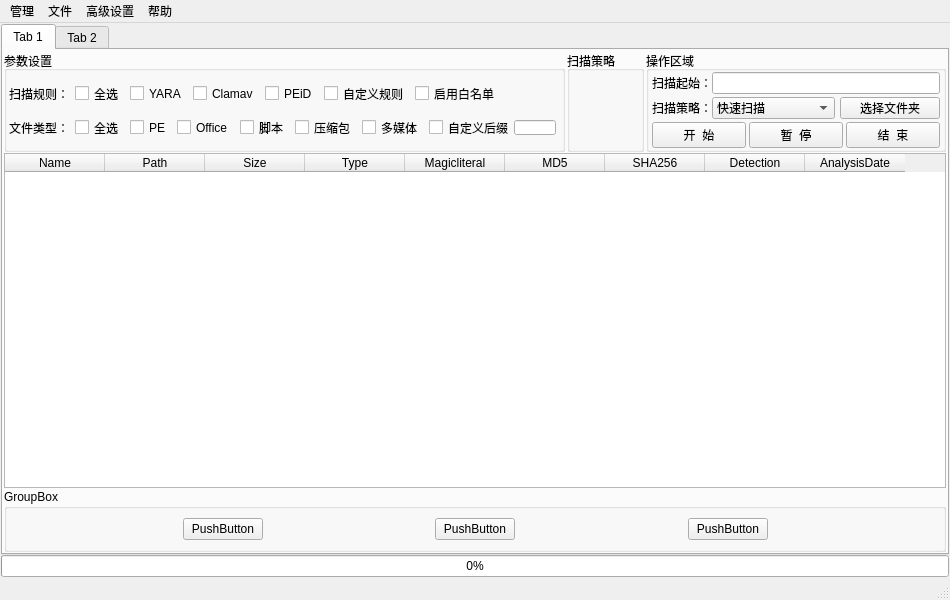
The window that uissma/MS_MainWindow.ui (zengrx/S.M.A.R.T) describes before a commit, drawn with Qt 5.
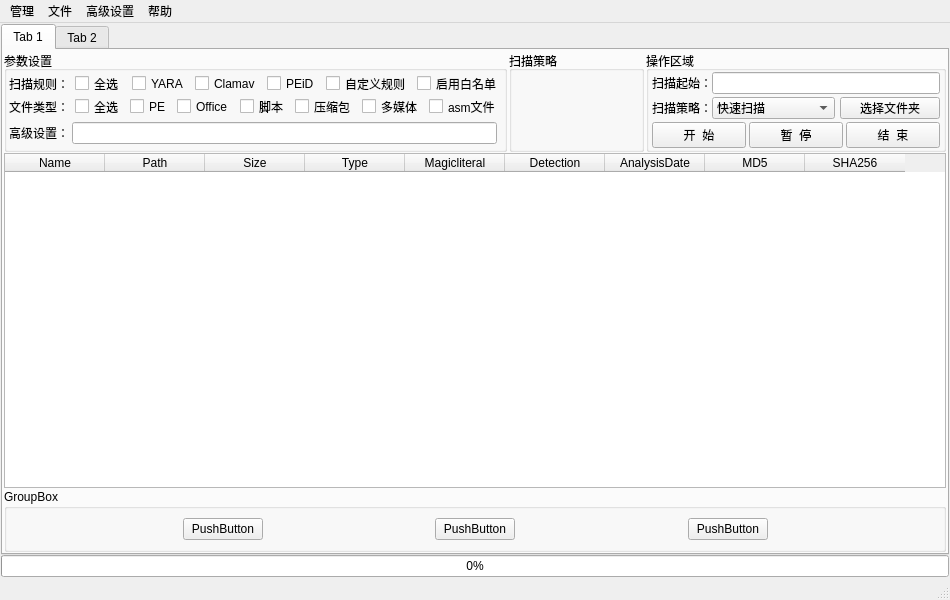
The same window after the commit.

Patch:
```diff
--- a/uissma/MS_MainWindow.ui
+++ b/uissma/MS_MainWindow.ui
@@ -199,19 +199,6 @@
                      </property>
                     </widget>
                    </item>
-                   <item>
-                    <spacer name="horizontalSpacer_3">
-                     <property name="orientation">
-                      <enum>Qt::Horizontal</enum>
-                     </property>
-                     <property name="sizeHint" stdset="0">
-                      <size>
-                       <width>40</width>
-                       <height>20</height>
-                      </size>
-                     </property>
-                    </spacer>
-                   </item>
                   </layout>
                  </item>
                  <item>
@@ -323,14 +310,6 @@
                     </widget>
                    </item>
                    <item>
-                    <layout class="QHBoxLayout" name="horizontalLayout_8">
-                     <property name="spacing">
-                      <number>0</number>
-                     </property>
-                     <property name="rightMargin">
-                      <number>3</number>
-                     </property>
-                     <item>
                       <widget class="QCheckBox" name="checkBox_5">
                        <property name="maximumSize">
                         <size>
@@ -339,27 +318,41 @@
                         </size>
                        </property>
                        <property name="text">
-                        <string>自定义后缀：</string>
+                      <string>asm文件</string>
                        </property>
                       </widget>
                      </item>
+                  </layout>
+                 </item>
                      <item>
-                      <widget class="QLineEdit" name="lineEdit_2">
-                       <property name="sizePolicy">
-                        <sizepolicy hsizetype="Preferred" vsizetype="Fixed">
-                         <horstretch>0</horstretch>
-                         <verstretch>0</verstretch>
-                        </sizepolicy>
-                       </property>
+                  <layout class="QHBoxLayout" name="horizontalLayout">
+                   <property name="leftMargin">
+                    <number>1</number>
+                   </property>
+                   <property name="topMargin">
+                    <number>1</number>
+                   </property>
+                   <property name="rightMargin">
+                    <number>6</number>
+                   </property>
+                   <property name="bottomMargin">
+                    <number>1</number>
+                   </property>
+                   <item>
+                    <widget class="QLabel" name="label_5">
                        <property name="maximumSize">
                         <size>
-                         <width>50</width>
+                       <width>70</width>
                          <height>15</height>
                         </size>
                        </property>
-                      </widget>
-                     </item>
-                    </layout>
+                     <property name="text">
+                      <string>高级设置：</string>
+                     </property>
+                    </widget>
+                   </item>
+                   <item>
+                    <widget class="QLineEdit" name="lineEdit_2"/>
                    </item>
                   </layout>
                  </item>
@@ -569,6 +562,12 @@
                 <height>280</height>
                </size>
               </property>
+              <property name="editTriggers">
+               <set>QAbstractItemView::NoEditTriggers</set>
+              </property>
+              <property name="showGrid">
+               <bool>false</bool>
+              </property>
               <property name="rowCount">
                <number>0</number>
               </property>
@@ -600,16 +599,6 @@
                 <string>Magicliteral</string>
                </property>
               </column>
-              <column>
-               <property name="text">
-                <string>MD5</string>
-               </property>
-              </column>
-              <column>
-               <property name="text">
-                <string>SHA256</string>
-               </property>
-              </column>
               <column>
                <property name="text">
                 <string>Detection</string>
@@ -620,6 +609,16 @@
                 <string>AnalysisDate</string>
                </property>
               </column>
+              <column>
+               <property name="text">
+                <string>MD5</string>
+               </property>
+              </column>
+              <column>
+               <property name="text">
+                <string>SHA256</string>
+               </property>
+              </column>
              </widget>
             </item>
             <item>
```
Lines whose indentation alone changed are shown as unchanged.
